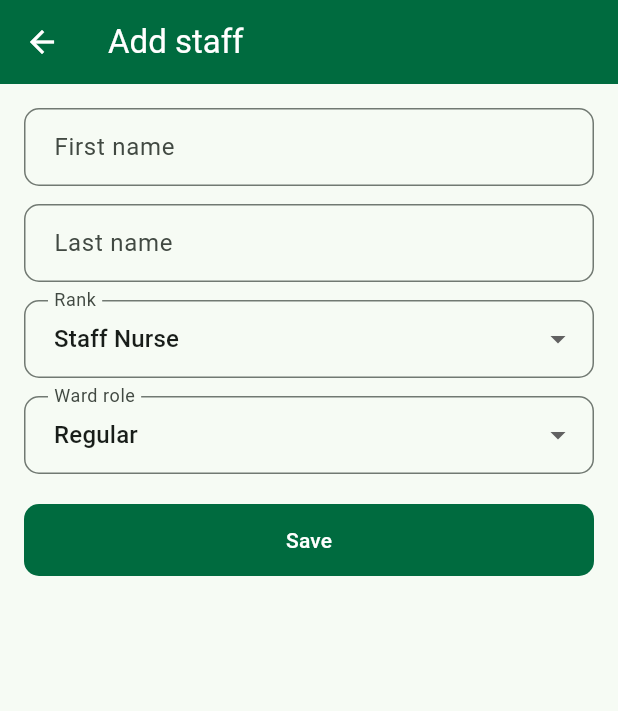
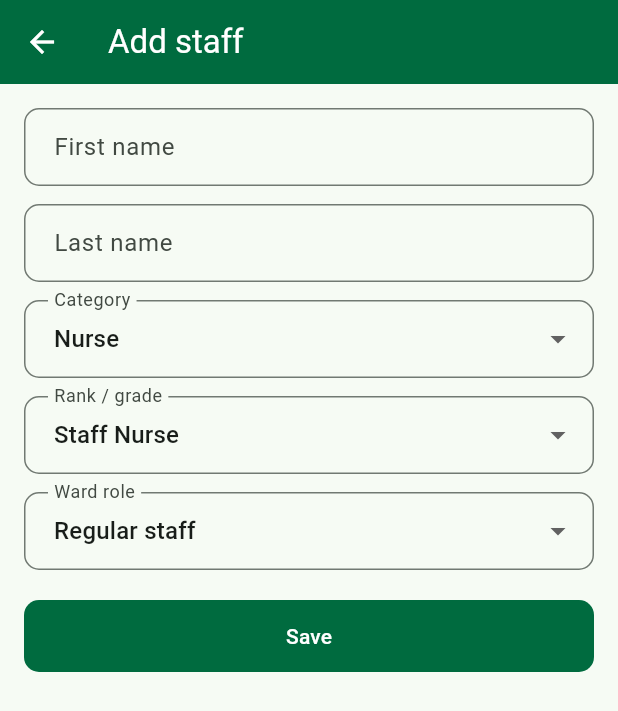
Before and after one commit to dev-studio-jay/MedRoster-Mobile-App, a Flutter app: the StaffFormScreen screen opened directly with empty values, on a phone screen of 412 x 824 dp. Shown: the top 711 px of the screen. Run offline on Flutter 3.47's test engine with Material 3 defaults, Android fonts, the phone set to English and light mode, and no system bars; our stand-ins replace file_picker, firebase_auth, firebase_core, go_router, image_picker; accounts and stored records are empty; network calls fail.

Commit message:
Implement staff category selection in staff form and enhance ward home screen with grid view option for staff display. Introduce new Ghana data utility for managing staff categories and ranks.

```diff
--- a/lib/screens/staff_form_screen.dart
+++ b/lib/screens/staff_form_screen.dart
@@ -1,21 +1,7 @@
 import 'package:flutter/material.dart';
 import '../services/api_service.dart';
 import '../util/dates.dart';
-
-const _ranks = [
-  'Staff Nurse',
-  'Senior Staff Nurse',
-  'Nursing Officer',
-  'Senior Nursing Officer',
-  'Principal Nursing Officer',
-  'Staff Midwife',
-  'Senior Staff Midwife',
-  'Enrolled Nurse',
-  'Nurse Assistant Clinical',
-  'Medical Officer',
-  'Senior Medical Officer',
-  'Specialist',
-];
+import '../util/ghana_data.dart';
 
 const _leaveTypes = [
   'Annual',
@@ -53,6 +39,7 @@ class StaffFormScreen extends StatefulWidget {
 class _StaffFormScreenState extends State<StaffFormScreen> {
   final _firstCtrl = TextEditingController();
   final _lastCtrl = TextEditingController();
+  String _category = 'Nurse';
   String _rank = 'Staff Nurse';
   String _wardRole = 'regular';
   String? _departmentId;
@@ -69,7 +56,12 @@ class _StaffFormScreenState extends State<StaffFormScreen> {
     final s = widget.staff;
     _firstCtrl.text = s?['firstName']?.toString() ?? '';
     _lastCtrl.text = s?['lastName']?.toString() ?? '';
-    _rank = s?['rank']?.toString().isNotEmpty == true ? s!['rank'].toString() : _rank;
+    _category = s?['category']?.toString().isNotEmpty == true ? s!['category'].toString() : 'Nurse';
+    final savedRank = s?['rank']?.toString() ?? '';
+    final available = ranksForCategory(_category);
+    _rank = savedRank.isNotEmpty
+        ? savedRank
+        : (available.isNotEmpty ? available.first : '');
     _wardRole = s?['wardRole']?.toString() ?? 'regular';
     _departmentId = s?['departmentId']?.toString() ?? widget.defaultDepartmentId;
     _wardId = s?['wardId']?.toString() ?? widget.defaultWardId;
@@ -101,6 +93,7 @@ class _StaffFormScreenState extends State<StaffFormScreen> {
     final payload = {
       'firstName': _firstCtrl.text.trim(),
       'lastName': _lastCtrl.text.trim(),
+      'category': _category,
       'rank': _rank,
       'departmentId': _departmentId,
       'wardId': _wardId,
@@ -211,10 +204,15 @@ class _StaffFormScreenState extends State<StaffFormScreen> {
 
   @override
   Widget build(BuildContext context) {
-    final ranks = {
-      ..._ranks,
-      if (_rank.isNotEmpty) _rank,
-    }.toList();
+    final ranks = ranksForCategory(_category);
+    final rankOptions = [
+      if (_rank.isNotEmpty && !ranks.contains(_rank)) _rank,
+      ...ranks,
+    ];
+    final rankValue = rankOptions.contains(_rank)
+        ? _rank
+        : (rankOptions.isNotEmpty ? rankOptions.first : null);
+    final roleValue = wardRoles.any((r) => r.value == _wardRole) ? _wardRole : 'regular';
     return Scaffold(
       appBar: AppBar(title: Text(_isEdit ? 'Edit staff' : 'Add staff')),
       body: ListView(
@@ -225,20 +223,34 @@ class _StaffFormScreenState extends State<StaffFormScreen> {
           TextField(controller: _lastCtrl, decoration: const InputDecoration(labelText: 'Last name')),
           const SizedBox(height: 12),
           DropdownButtonFormField<String>(
-            initialValue: ranks.contains(_rank) ? _rank : ranks.first,
-            decoration: const InputDecoration(labelText: 'Rank'),
-            items: ranks.map((r) => DropdownMenuItem(value: r, child: Text(r))).toList(),
+            key: ValueKey('category-$_category'),
+            initialValue: staffCategories.contains(_category) ? _category : staffCategories.first,
+            decoration: const InputDecoration(labelText: 'Category'),
+            items: staffCategories.map((c) => DropdownMenuItem(value: c, child: Text(c))).toList(),
+            onChanged: (v) {
+              if (v == null) return;
+              setState(() {
+                _category = v;
+                final next = ranksForCategory(v);
+                _rank = next.contains(_rank) ? _rank : (next.isNotEmpty ? next.first : '');
+              });
+            },
+          ),
+          const SizedBox(height: 12),
+          DropdownButtonFormField<String>(
+            key: ValueKey('rank-$_category'),
+            initialValue: rankValue,
+            decoration: const InputDecoration(labelText: 'Rank / grade'),
+            items: rankOptions.map((r) => DropdownMenuItem(value: r, child: Text(r))).toList(),
             onChanged: (v) => setState(() => _rank = v ?? _rank),
           ),
           const SizedBox(height: 12),
           DropdownButtonFormField<String>(
-            initialValue: _wardRole,
+            initialValue: roleValue,
             decoration: const InputDecoration(labelText: 'Ward role'),
-            items: const [
-              DropdownMenuItem(value: 'regular', child: Text('Regular')),
-              DropdownMenuItem(value: 'incharge', child: Text('In-charge')),
-              DropdownMenuItem(value: 'assistant', child: Text('Assistant')),
-            ],
+            items: wardRoles
+                .map((r) => DropdownMenuItem(value: r.value, child: Text(r.label)))
+                .toList(),
             onChanged: (v) => setState(() => _wardRole = v ?? _wardRole),
           ),
           if (_error != null) ...[
--- /dev/null
+++ b/lib/util/ghana_data.dart
@@ -0,0 +1,132 @@
+const staffCategories = [
+  'Nurse',
+  'Midwife',
+  'Nurse Assistant',
+  'Community Health Nurse',
+  'Mental Health Nurse',
+  'Doctor',
+  'Physician Assistant',
+  'Pharmacist',
+  'Lab Technician',
+  'Biomedical Scientist',
+  'Radiographer',
+  'Physiotherapist',
+  'Anaesthetist',
+  'Dietitian',
+  'Health Records Officer',
+  'Other',
+];
+
+const nurseRanks = [
+  'Staff Nurse',
+  'Senior Staff Nurse',
+  'Nursing Officer',
+  'Senior Nursing Officer',
+  'Principal Nursing Officer',
+  'Deputy Chief Nursing Officer',
+  'Deputy Director of Nursing Services',
+  'Director of Nursing Services',
+  'Regional Chief Nursing & Midwifery Officer',
+  'Director, Nursing & Midwifery Service',
+];
+
+const midwifeRanks = [
+  'Midwifery Aid',
+  'Registered Midwife',
+  'Staff Midwife',
+  'Senior Staff Midwife',
+  'Midwifery Officer',
+  'Senior Midwifery Officer',
+  'Principal Midwifery Officer',
+  'Assistant Midwifery Principal',
+  'Deputy Chief Midwifery Officer',
+];
+
+const nurseAssistantRanks = [
+  'Nurse Assistant Clinical',
+  'Nurse Assistant Preventive',
+  'Enrolled Nurse',
+  'Senior Enrolled Nurse',
+  'Principal Enrolled Nurse',
+];
+
+const communityHealthRanks = [
+  'Community Health Nurse',
+  'Senior Community Health Nurse',
+  'Community Health Nursing Officer',
+  'Senior Community Health Nursing Officer',
+  'Principal Community Health Nursing Officer',
+];
+
+const medicalRanks = [
+  'House Officer',
+  'Medical Officer',
+  'Senior Medical Officer',
+  'Specialist',
+  'Senior Specialist',
+  'Consultant',
+  'Senior Consultant',
+];
+
+const physicianAssistantRanks = [
+  'Physician Assistant',
+  'Senior Physician Assistant',
+  'Principal Physician Assistant',
+];
+
+const pharmacistRanks = [
+  'Intern Pharmacist',
+  'Pharmacist',
+  'Senior Pharmacist',
+  'Principal Pharmacist',
+  'Consultant Pharmacist',
+];
+
+const anaesthetistRanks = [
+  'Anaesthetist',
+  'Senior Anaesthetist',
+  'Principal Anaesthetist',
+  'Consultant Anaesthetist',
+];
+
+const alliedRanks = [
+  'Technician',
+  'Senior Technician',
+  'Technical Officer',
+  'Senior Technical Officer',
+  'Principal Technical Officer',
+  'Chief Technical Officer',
+];
+
+const ranksByCategory = <String, List<String>>{
+  'Nurse': nurseRanks,
+  'Midwife': midwifeRanks,
+  'Nurse Assistant': nurseAssistantRanks,
+  'Community Health Nurse': communityHealthRanks,
+  'Mental Health Nurse': nurseRanks,
+  'Doctor': medicalRanks,
+  'Physician Assistant': physicianAssistantRanks,
+  'Pharmacist': pharmacistRanks,
+  'Lab Technician': alliedRanks,
+  'Radiographer': alliedRanks,
+  'Physiotherapist': alliedRanks,
+  'Anaesthetist': anaesthetistRanks,
+  'Dietitian': alliedRanks,
+  'Biomedical Scientist': alliedRanks,
+  'Health Records Officer': alliedRanks,
+  'Other': alliedRanks,
+};
+
+const wardRoles = [
+  (value: 'regular', label: 'Regular staff'),
+  (value: 'incharge', label: 'Ward in-charge'),
+  (value: 'assistant', label: 'Assistant in-charge'),
+  (value: 'shift_incharge', label: 'Shift in-charge'),
+  (value: 'unit_manager', label: 'Unit manager'),
+  (value: 'team_leader', label: 'Team leader'),
+  (value: 'preceptor', label: 'Clinical preceptor'),
+  (value: 'intern', label: 'Intern / student'),
+];
+
+List<String> ranksForCategory(String category) =>
+    List<String>.from(ranksByCategory[category] ?? alliedRanks);
```
Also changed, not shown: lib/screens/ward_home_screen.dart (+161 -4 lines).
